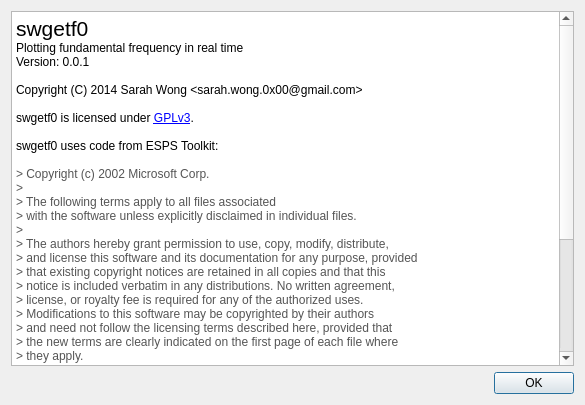
First picture: the form in about.ui, repository sarahkw/swgetf0, before the edit.
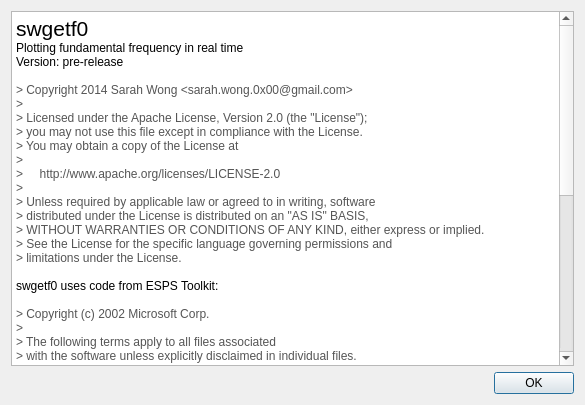
Second picture: the form after the edit.

Commit message: Help->About to reflect ASF license

```diff
--- a/about.ui
+++ b/about.ui
@@ -29,11 +29,21 @@
 &lt;/style&gt;&lt;/head&gt;&lt;body style=&quot; font-family:'Sans Serif'; font-size:9pt; font-weight:400; font-style:normal;&quot;&gt;
 &lt;p style=&quot; margin-top:0px; margin-bottom:0px; margin-left:0px; margin-right:0px; -qt-block-indent:0; text-indent:0px;&quot;&gt;&lt;span style=&quot; font-size:16pt;&quot;&gt;swgetf0&lt;/span&gt;&lt;/p&gt;
 &lt;p style=&quot; margin-top:0px; margin-bottom:0px; margin-left:0px; margin-right:0px; -qt-block-indent:0; text-indent:0px;&quot;&gt;Plotting fundamental frequency in real time&lt;/p&gt;
-&lt;p style=&quot; margin-top:0px; margin-bottom:0px; margin-left:0px; margin-right:0px; -qt-block-indent:0; text-indent:0px;&quot;&gt;Version: 0.0.1&lt;/p&gt;
+&lt;p style=&quot; margin-top:0px; margin-bottom:0px; margin-left:0px; margin-right:0px; -qt-block-indent:0; text-indent:0px;&quot;&gt;Version: pre-release&lt;/p&gt;
 &lt;p style=&quot;-qt-paragraph-type:empty; margin-top:0px; margin-bottom:0px; margin-left:0px; margin-right:0px; -qt-block-indent:0; text-indent:0px;&quot;&gt;&lt;br /&gt;&lt;/p&gt;
-&lt;p style=&quot; margin-top:0px; margin-bottom:0px; margin-left:0px; margin-right:0px; -qt-block-indent:0; text-indent:0px;&quot;&gt;Copyright (C) 2014 Sarah Wong &amp;lt;sarah.wong.0x00@gmail.com&amp;gt;&lt;/p&gt;
-&lt;p style=&quot;-qt-paragraph-type:empty; margin-top:0px; margin-bottom:0px; margin-left:0px; margin-right:0px; -qt-block-indent:0; text-indent:0px;&quot;&gt;&lt;br /&gt;&lt;/p&gt;
-&lt;p style=&quot; margin-top:0px; margin-bottom:0px; margin-left:0px; margin-right:0px; -qt-block-indent:0; text-indent:0px;&quot;&gt;swgetf0 is licensed under &lt;a href=&quot;http://www.gnu.org/licenses/gpl-3.0.txt&quot;&gt;&lt;span style=&quot; text-decoration: underline; color:#0000ff;&quot;&gt;GPLv3&lt;/span&gt;&lt;/a&gt;.&lt;/p&gt;
+&lt;p style=&quot; margin-top:0px; margin-bottom:0px; margin-left:0px; margin-right:0px; -qt-block-indent:0; text-indent:0px;&quot;&gt;&lt;span style=&quot; color:#555555;&quot;&gt;&amp;gt; Copyright 2014 Sarah Wong &amp;lt;sarah.wong.0x00@gmail.com&amp;gt;&lt;/span&gt;&lt;/p&gt;
+&lt;p style=&quot; margin-top:0px; margin-bottom:0px; margin-left:0px; margin-right:0px; -qt-block-indent:0; text-indent:0px;&quot;&gt;&lt;span style=&quot; color:#555555;&quot;&gt;&amp;gt; &lt;/span&gt;&lt;/p&gt;
+&lt;p style=&quot; margin-top:0px; margin-bottom:0px; margin-left:0px; margin-right:0px; -qt-block-indent:0; text-indent:0px;&quot;&gt;&lt;span style=&quot; color:#555555;&quot;&gt;&amp;gt; Licensed under the Apache License, Version 2.0 (the &amp;quot;License&amp;quot;);&lt;/span&gt;&lt;/p&gt;
+&lt;p style=&quot; margin-top:0px; margin-bottom:0px; margin-left:0px; margin-right:0px; -qt-block-indent:0; text-indent:0px;&quot;&gt;&lt;span style=&quot; color:#555555;&quot;&gt;&amp;gt; you may not use this file except in compliance with the License.&lt;/span&gt;&lt;/p&gt;
+&lt;p style=&quot; margin-top:0px; margin-bottom:0px; margin-left:0px; margin-right:0px; -qt-block-indent:0; text-indent:0px;&quot;&gt;&lt;span style=&quot; color:#555555;&quot;&gt;&amp;gt; You may obtain a copy of the License at&lt;/span&gt;&lt;/p&gt;
+&lt;p style=&quot; margin-top:0px; margin-bottom:0px; margin-left:0px; margin-right:0px; -qt-block-indent:0; text-indent:0px;&quot;&gt;&lt;span style=&quot; color:#555555;&quot;&gt;&amp;gt; &lt;/span&gt;&lt;/p&gt;
+&lt;p style=&quot; margin-top:0px; margin-bottom:0px; margin-left:0px; margin-right:0px; -qt-block-indent:0; text-indent:0px;&quot;&gt;&lt;span style=&quot; color:#555555;&quot;&gt;&amp;gt;     http://www.apache.org/licenses/LICENSE-2.0&lt;/span&gt;&lt;/p&gt;
+&lt;p style=&quot; margin-top:0px; margin-bottom:0px; margin-left:0px; margin-right:0px; -qt-block-indent:0; text-indent:0px;&quot;&gt;&lt;span style=&quot; color:#555555;&quot;&gt;&amp;gt; &lt;/span&gt;&lt;/p&gt;
+&lt;p style=&quot; margin-top:0px; margin-bottom:0px; margin-left:0px; margin-right:0px; -qt-block-indent:0; text-indent:0px;&quot;&gt;&lt;span style=&quot; color:#555555;&quot;&gt;&amp;gt; Unless required by applicable law or agreed to in writing, software&lt;/span&gt;&lt;/p&gt;
+&lt;p style=&quot; margin-top:0px; margin-bottom:0px; margin-left:0px; margin-right:0px; -qt-block-indent:0; text-indent:0px;&quot;&gt;&lt;span style=&quot; color:#555555;&quot;&gt;&amp;gt; distributed under the License is distributed on an &amp;quot;AS IS&amp;quot; BASIS,&lt;/span&gt;&lt;/p&gt;
+&lt;p style=&quot; margin-top:0px; margin-bottom:0px; margin-left:0px; margin-right:0px; -qt-block-indent:0; text-indent:0px;&quot;&gt;&lt;span style=&quot; color:#555555;&quot;&gt;&amp;gt; WITHOUT WARRANTIES OR CONDITIONS OF ANY KIND, either express or implied.&lt;/span&gt;&lt;/p&gt;
+&lt;p style=&quot; margin-top:0px; margin-bottom:0px; margin-left:0px; margin-right:0px; -qt-block-indent:0; text-indent:0px;&quot;&gt;&lt;span style=&quot; color:#555555;&quot;&gt;&amp;gt; See the License for the specific language governing permissions and&lt;/span&gt;&lt;/p&gt;
+&lt;p style=&quot; margin-top:0px; margin-bottom:0px; margin-left:0px; margin-right:0px; -qt-block-indent:0; text-indent:0px;&quot;&gt;&lt;span style=&quot; color:#555555;&quot;&gt;&amp;gt; limitations under the License.&lt;/span&gt;&lt;/p&gt;
 &lt;p style=&quot;-qt-paragraph-type:empty; margin-top:0px; margin-bottom:0px; margin-left:0px; margin-right:0px; -qt-block-indent:0; text-indent:0px;&quot;&gt;&lt;br /&gt;&lt;/p&gt;
 &lt;p style=&quot; margin-top:0px; margin-bottom:0px; margin-left:0px; margin-right:0px; -qt-block-indent:0; text-indent:0px;&quot;&gt;swgetf0 uses code from ESPS Toolkit:&lt;/p&gt;
 &lt;p style=&quot;-qt-paragraph-type:empty; margin-top:0px; margin-bottom:0px; margin-left:0px; margin-right:0px; -qt-block-indent:0; text-indent:0px;&quot;&gt;&lt;br /&gt;&lt;/p&gt;
```
